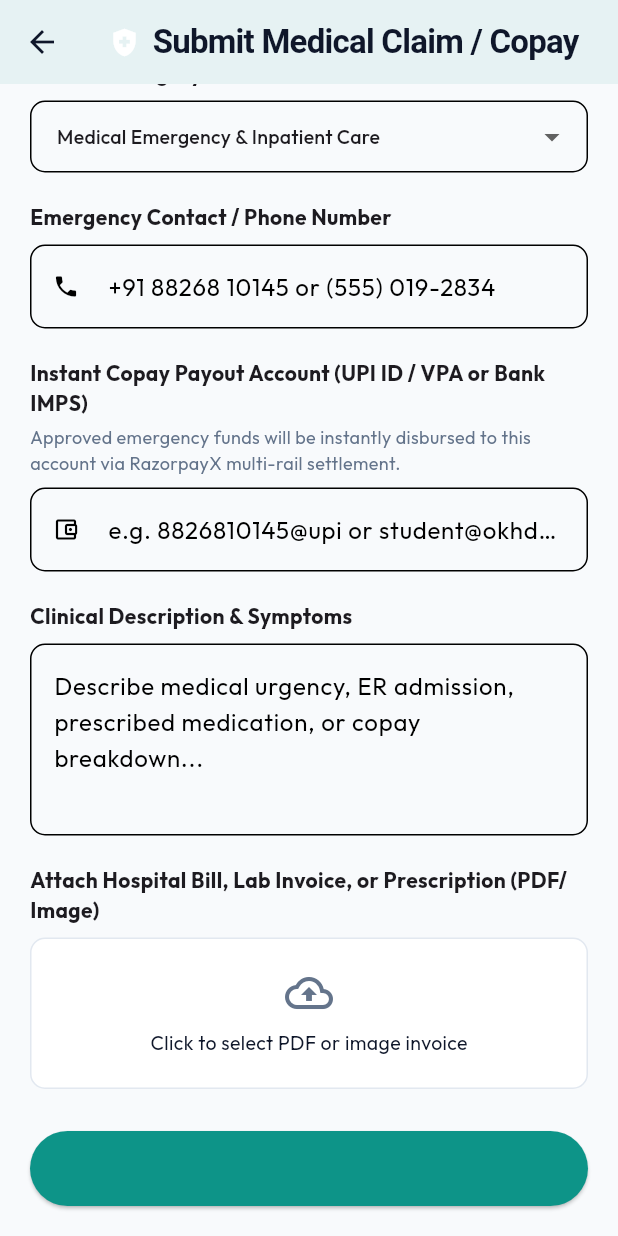
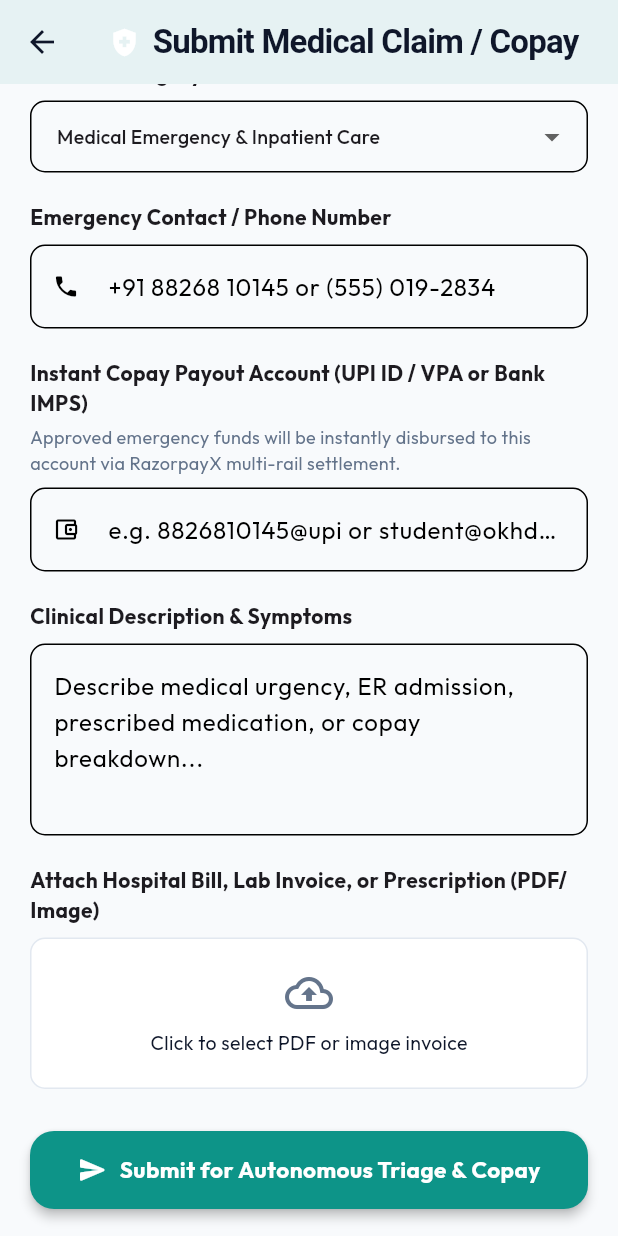
Before and after one commit to ADI-coder-TYA/peddiehacksproject, a Flutter app: the ClaimIntakeScreen screen opened directly, scrolled down 171 dp, on a phone screen of 412 x 824 dp. Run offline on Flutter 3.47's test engine with Material 3 defaults, Android fonts, the phone set to English and light mode, and no system bars; our stand-ins replace connectivity_plus, file_picker, fl_chart, flutter_local_notifications, google_fonts, shared_preferences and 1 more; accounts and stored records are empty; network calls fail.

Commit message:
fix(ui): add explicit white foregroundColor, elevation, and overflow protection to claim submission button

```diff
--- a/intellidesk_app/lib/screens/patient/claim_intake_screen.dart
+++ b/intellidesk_app/lib/screens/patient/claim_intake_screen.dart
@@ -357,24 +357,42 @@ class _ClaimIntakeScreenState extends State<ClaimIntakeScreen> {
               // Submit Button
               SizedBox(
                 width: double.infinity,
-                height: 50,
+                height: 52,
                 child: ElevatedButton(
                   onPressed: _isSubmitting ? null : _submitClaim,
                   style: ElevatedButton.styleFrom(
                     backgroundColor: AppTheme.primaryBrand,
+                    foregroundColor: Colors.white,
+                    elevation: 3,
+                    shape: RoundedRectangleBorder(
+                      borderRadius: BorderRadius.circular(16),
+                    ),
                   ),
                   child: _isSubmitting
                       ? const SizedBox(
-                          height: 20,
-                          width: 20,
-                          child: CircularProgressIndicator(color: Colors.white, strokeWidth: 2),
+                          height: 22,
+                          width: 22,
+                          child: CircularProgressIndicator(color: Colors.white, strokeWidth: 2.5),
                         )
                       : const Row(
                           mainAxisAlignment: MainAxisAlignment.center,
+                          mainAxisSize: MainAxisSize.min,
                           children: [
-                            Icon(Icons.send_rounded, size: 18),
+                            Icon(Icons.send_rounded, size: 20, color: Colors.white),
                             SizedBox(width: 8),
-                            Text('Submit for Autonomous Triage & Copay', style: TextStyle(fontSize: 15, fontWeight: FontWeight.bold)),
+                            Flexible(
+                              child: Text(
+                                'Submit for Autonomous Triage & Copay',
+                                overflow: TextOverflow.ellipsis,
+                                maxLines: 1,
+                                style: TextStyle(
+                                  fontSize: 15,
+                                  fontWeight: FontWeight.bold,
+                                  color: Colors.white,
+                                  letterSpacing: 0.3,
+                                ),
+                              ),
+                            ),
                           ],
                         ),
                 ),
```
